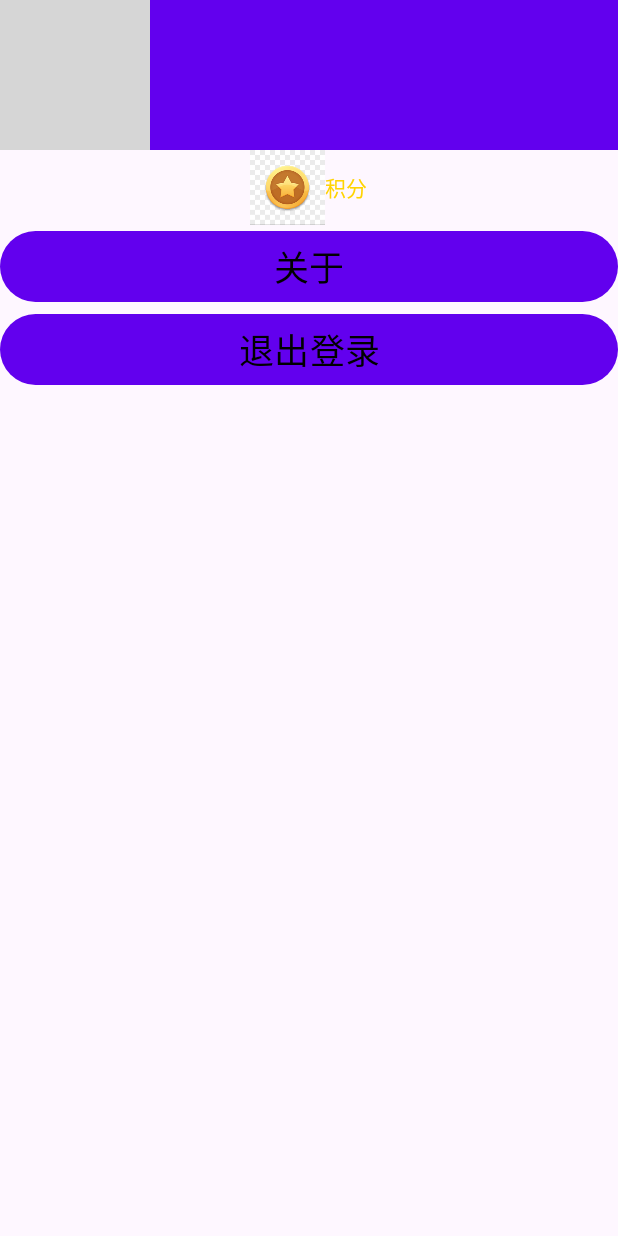
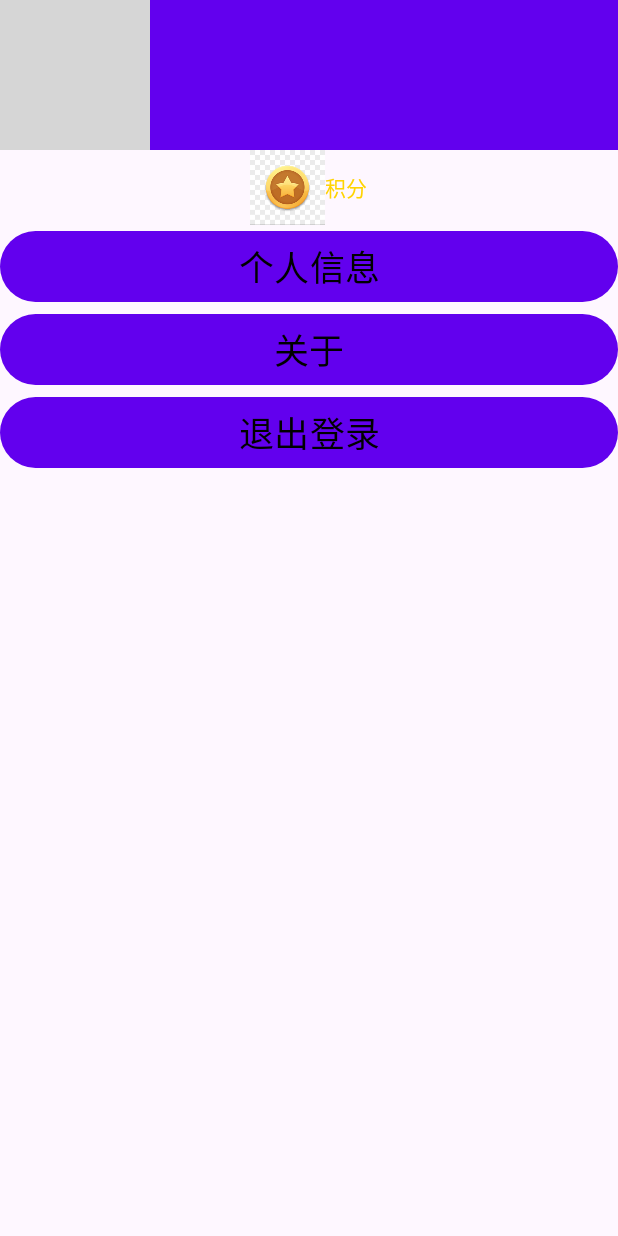
Before and after one commit to abuduora/compete_demo, an Android app: the MineActivity screen opened directly, with no data from a screen before it, on a phone screen of 412 x 824 dp. Run offline under Robolectric (Android 15) with nearby library versions, the phone set to English and light mode, and no system bars; grey boxes are pictures that could not be loaded.

Commit message:
9.14最新合订版

```diff
--- a/Goodneighbor/app/src/main/java/com/example/goodneighbor/Activity/Mine/MineActivity.java
+++ b/Goodneighbor/app/src/main/java/com/example/goodneighbor/Activity/Mine/MineActivity.java
@@ -5,8 +5,7 @@ import androidx.appcompat.app.AppCompatActivity;
 import android.os.Bundle;
 import android.view.View;
 import android.widget.Button;
-import android.widget.ImageView;
-import android.widget.TextView;
+import android.widget.ImageButton;
 
 import com.example.goodneighbor.Activity.Login.LoginActivity;
 import com.example.goodneighbor.R;
@@ -15,11 +14,12 @@ import com.example.goodneighbor.database.UserDBHelper;
 
 public class MineActivity extends AppCompatActivity implements View.OnClickListener {
 
-    private int points = 0;
     private Button btn_Nickname;
     private Button btn_About,btn_exit;
     UserInfo userInfo = new UserInfo();
     private UserDBHelper mHelper;
+    private Button btn_message;
+    private ImageButton ib_imageAvatar;
     //底部四个按钮
     //private Button btn_circle,btn_main,btn_share,btn_mine;
 
@@ -33,7 +33,11 @@ public class MineActivity extends AppCompatActivity implements View.OnClickListe
         btn_About.setOnClickListener(this);
         btn_exit=findViewById(R.id.btn_exit);
         btn_exit.setOnClickListener(this);
+        ib_imageAvatar=findViewById(R.id.ib_imageAvatar);
+        ib_imageAvatar.setOnClickListener(this);
         btn_Nickname.setText(userInfo.email);
+        btn_message=findViewById(R.id.btn_message);
+        btn_message.setOnClickListener(this);
         mHelper = UserDBHelper.getInstance(this, 1);
         /*//底部四个选择按钮的监听器
         btn_main=findViewById(R.id.btn_main);
@@ -64,12 +68,16 @@ public class MineActivity extends AppCompatActivity implements View.OnClickListe
 
     @Override
     public void onClick(View v) {
-        if (v.getId() == R.id.btn_Nickname && btn_Nickname.getText().equals(userInfo.email)) {
+        if (v.getId() == R.id.btn_Nickname) {
             startActivity(new Intent(this,EditMessageActivity.class));
         } else if (v.getId()==R.id.btn_About) {
             startActivity(new Intent(this,AboutActivity.class));
         } else if (v.getId()==R.id.btn_exit) {
             startActivity(new Intent(this,LoginActivity.class));
+        }else if(v.getId()==R.id.btn_message){
+            startActivity(new Intent(this,EditMessageActivity.class));
+        }else if(v.getId()==R.id.ib_imageAvatar){
+            startActivity(new Intent(this,EditMessageActivity.class));
         }
   /*      else if(v.getId()==R.id.btn_About){startActivity(new Intent(this,AboutActivity.class));}
         else if(v.getId()==R.id.btn_main){startActivity(new Intent(this,MainActivity.class));}
--- a/Goodneighbor/app/src/main/java/com/example/goodneighbor/bean/UserInfo.java
+++ b/Goodneighbor/app/src/main/java/com/example/goodneighbor/bean/UserInfo.java
@@ -7,6 +7,7 @@ public class UserInfo {
     public String name; // 姓名
     public int age; // 年龄
     public String update_time; // 更新时间
+    public int coin;
     // public String phone; // 手机号
 
     public UserInfo() {
@@ -17,5 +18,6 @@ public class UserInfo {
         age = 0;
         update_time = "";
         // phone = "";
+        coin=0;
     }
 }
--- a/Goodneighbor/app/src/main/res/layout/login_login.xml
+++ b/Goodneighbor/app/src/main/res/layout/login_login.xml
@@ -17,7 +17,7 @@
     <EditText
         android:id="@+id/et_Email"
         android:layout_width="match_parent"
-        android:layout_height="wrap_content"
+        android:layout_height="60dp"
         android:layout_below="@id/iv_Logo"
         android:layout_marginTop="16dp"
         android:hint="电子邮箱" />
@@ -26,7 +26,7 @@
         android:maxLength="20"
         android:id="@+id/et_VerifyCode"
         android:layout_width="match_parent"
-        android:layout_height="wrap_content"
+        android:layout_height="60dp"
         android:layout_below="@id/et_Email"
         android:layout_marginTop="16dp"
         android:hint="验证码"
--- a/Goodneighbor/app/src/main/res/layout/mine_mine.xml
+++ b/Goodneighbor/app/src/main/res/layout/mine_mine.xml
@@ -4,7 +4,7 @@
     android:layout_width="match_parent"
     android:layout_height="match_parent"
     android:orientation="vertical"
-        >
+    >
     <!-- 用户头像和昵称部分 -->
     <LinearLayout
         android:layout_width="match_parent"
@@ -57,6 +57,14 @@
         android:orientation="vertical">
 
         <Button
+            android:id="@+id/btn_message"
+            android:layout_width="match_parent"
+            android:layout_height="wrap_content"
+            android:text="@string/information"
+            android:textColor="@color/black"
+            android:textSize="23dp" />
+
+        <Button
             android:id="@+id/btn_About"
             android:layout_width="match_parent"
             android:layout_height="wrap_content"
@@ -70,7 +78,7 @@
             android:layout_height="wrap_content"
             android:text="@string/exit"
             android:textColor="@color/black"
-            android:textSize="23dp"/>
+            android:textSize="23dp" />
 
     </LinearLayout>
 
--- a/Goodneighbor/app/src/main/res/values/strings.xml
+++ b/Goodneighbor/app/src/main/res/values/strings.xml
@@ -23,6 +23,7 @@
     <string name="text_postings_publish">发布</string>
     <string name="title">标题</string>
     <string name="content">内容</string>
+    <string name="information">个人信息</string>
 
     <string name="circle">友邻圈</string>
     <string name="exit">退出登录</string>
```
Also changed, not shown: Goodneighbor/app/src/main/java/com/example/goodneighbor/Activity/Login/LoginActivity.java (+5 -5 lines), Goodneighbor/app/src/main/java/com/example/goodneighbor/Activity/Main/PageActivity.java (+50 -50 lines), Goodneighbor/app/src/main/res/layout/global_bottom.xml (+1 -10 lines). Lines whose indentation alone changed are shown as unchanged.
